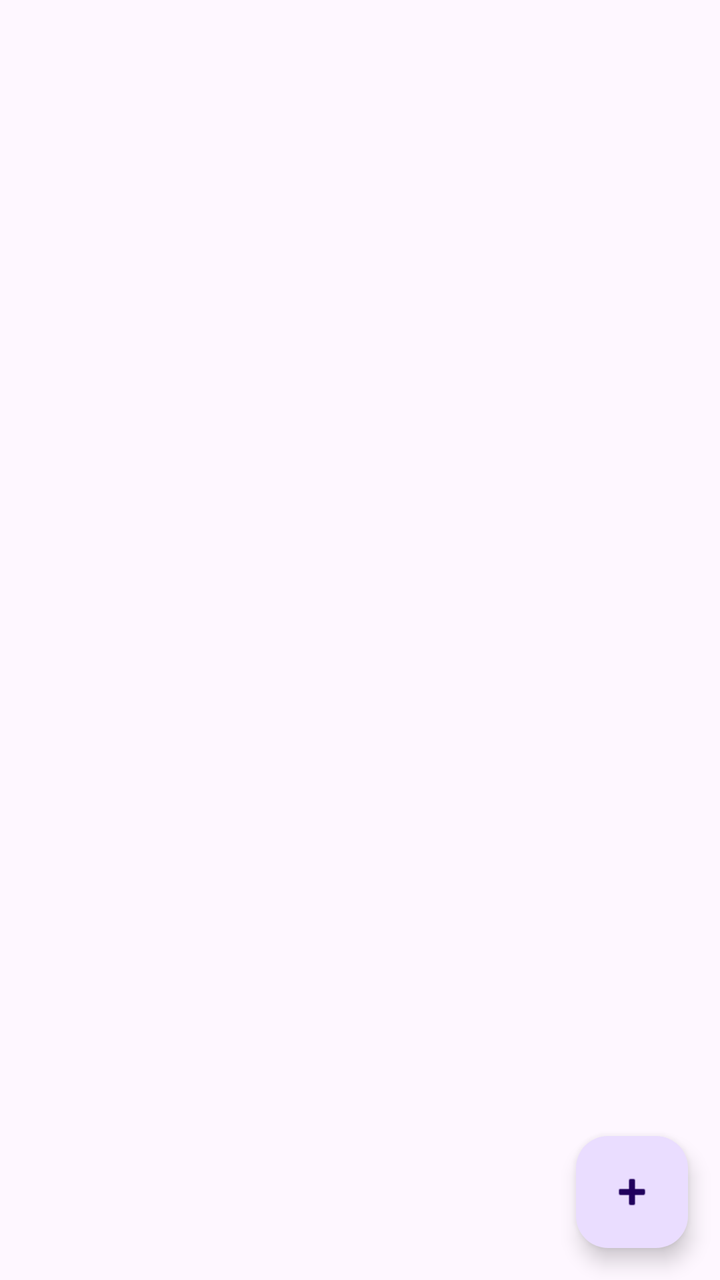
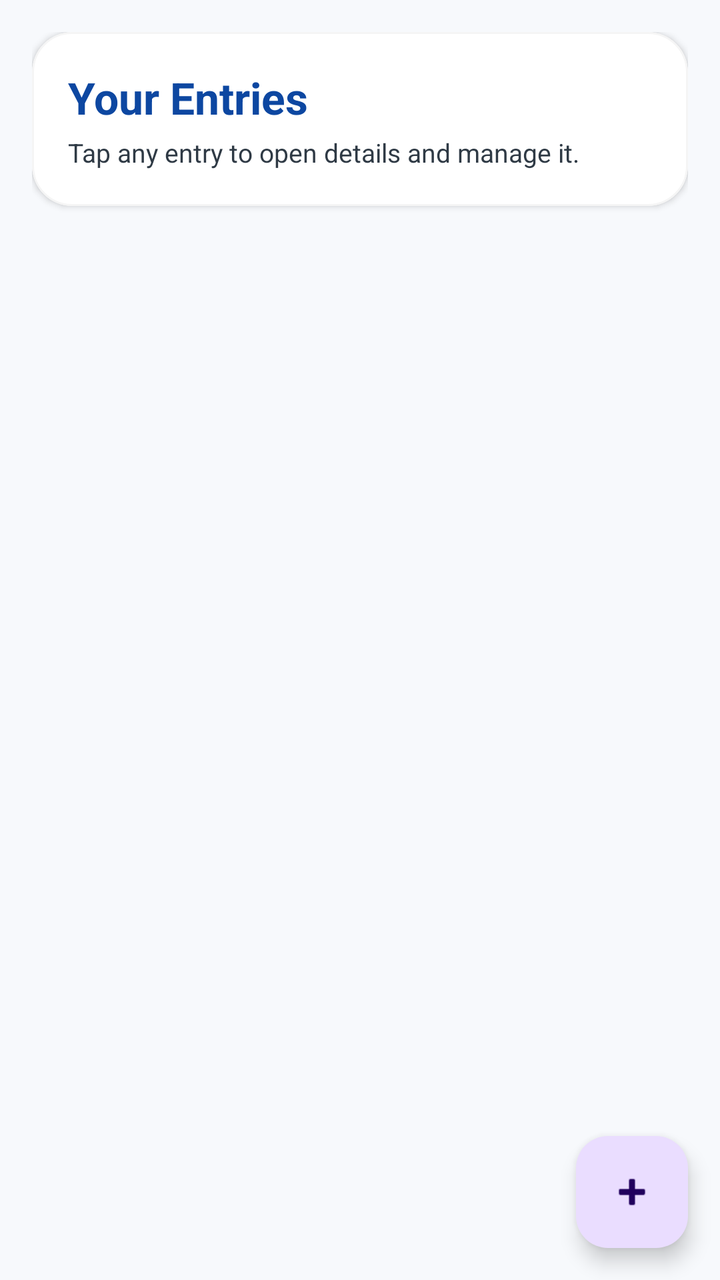

The first picture is an Android layout as it rendered before a commit; the second is the same layout after the commit. The layout source and the unified diff follow.
<!-- AndroidManifest.xml: application theme Theme.LifeLogger -->
<!-- res/layout/fragment_entry_list.xml -->
<?xml version="1.0" encoding="utf-8"?>
<FrameLayout xmlns:android="http://schemas.android.com/apk/res/android"
    xmlns:app="http://schemas.android.com/apk/res-auto"
    android:layout_width="match_parent"
    android:layout_height="match_parent">

    
    <TextView
        android:id="@+id/emptyStateText"
        android:layout_width="match_parent"
        android:layout_height="match_parent"
        android:text="No entries yet.\nTap + to create your first entry!"
        android:textAlignment="center"
        android:gravity="center"
        android:textSize="16sp"
        android:textColor="@android:color/darker_gray"
        android:visibility="gone" />

    
    <androidx.recyclerview.widget.RecyclerView
        android:id="@+id/entriesRecyclerView"
        android:layout_width="match_parent"
        android:layout_height="match_parent"
        android:padding="8dp" />

    
    <com.google.android.material.floatingactionbutton.FloatingActionButton
        android:id="@+id/createEntryButton"
        android:layout_width="wrap_content"
        android:layout_height="wrap_content"
        android:layout_gravity="bottom|end"
        android:layout_margin="16dp"
        android:src="@android:drawable/ic_input_add"
        android:contentDescription="Create new entry" />

</FrameLayout>
<!-- resources referenced by this layout -->
<resources>
  <style name="Theme.LifeLogger" parent="Base.Theme.LifeLogger" />
  <style name="Base.Theme.LifeLogger" parent="Theme.Material3.DayNight.NoActionBar">
          
          <item name="colorPrimary">@color/primary_blue</item>
          <item name="colorPrimaryDark">@color/primary_dark_blue</item>
          <item name="colorAccent">@color/accent_red</item>
      </style>
  <color name="primary_blue">#2196F3</color>
  <color name="primary_dark_blue">#1976D2</color>
  <color name="accent_red">#FF6B6B</color>
</resources>

<!-- the commit's change to res/layout/fragment_entry_list.xml (unified diff, before → after) -->
@@ -2,26 +2,70 @@
 <FrameLayout xmlns:android="http://schemas.android.com/apk/res/android"
     xmlns:app="http://schemas.android.com/apk/res-auto"
     android:layout_width="match_parent"
-    android:layout_height="match_parent">
+    android:layout_height="match_parent"
+    android:background="@color/surface_app">
 
-    
-    <TextView
-        android:id="@+id/emptyStateText"
+    <LinearLayout
         android:layout_width="match_parent"
         android:layout_height="match_parent"
-        android:text="No entries yet.\nTap + to create your first entry!"
-        android:textAlignment="center"
-        android:gravity="center"
-        android:textSize="16sp"
-        android:textColor="@android:color/darker_gray"
-        android:visibility="gone" />
+        android:orientation="vertical"
+        android:padding="16dp">
 
-    
-    <androidx.recyclerview.widget.RecyclerView
-        android:id="@+id/entriesRecyclerView"
-        android:layout_width="match_parent"
-        android:layout_height="match_parent"
-        android:padding="8dp" />
+        <com.google.android.material.card.MaterialCardView
+            android:layout_width="match_parent"
+            android:layout_height="wrap_content"
+            android:layout_marginBottom="16dp"
+            app:cardCornerRadius="20dp"
+            app:cardElevation="2dp"
+            app:cardBackgroundColor="@color/surface_card"
+            app:strokeColor="@color/light_gray"
+            app:strokeWidth="1dp">
+
+            <LinearLayout
+                android:layout_width="match_parent"
+                android:layout_height="wrap_content"
+                android:orientation="vertical"
+                android:padding="18dp">
+
+                <TextView
+                    android:layout_width="wrap_content"
+                    android:layout_height="wrap_content"
+                    android:text="@string/entries_section_title"
+                    android:textColor="@color/text_blue_accent"
+                    android:textSize="22sp"
+                    android:textStyle="bold" />
+
+                <TextView
+                    android:layout_width="wrap_content"
+                    android:layout_height="wrap_content"
+                    android:layout_marginTop="4dp"
+                    android:text="@string/entries_section_subtitle"
+                    android:textColor="@color/text_secondary"
+                    android:textSize="13sp" />
+            </LinearLayout>
+        </com.google.android.material.card.MaterialCardView>
+
+        
+        <TextView
+            android:id="@+id/emptyStateText"
+            android:layout_width="match_parent"
+            android:layout_height="wrap_content"
+            android:layout_marginTop="56dp"
+            android:gravity="center"
+            android:textColor="@color/text_secondary"
+            android:textSize="16sp"
+            android:visibility="gone" />
+
+        
+        <androidx.recyclerview.widget.RecyclerView
+            android:id="@+id/entriesRecyclerView"
+            android:layout_width="match_parent"
+            android:layout_height="0dp"
+            android:layout_weight="1"
+            android:clipToPadding="false"
+            android:paddingBottom="80dp"
+            android:paddingTop="4dp" />
+    </LinearLayout>
 
     
     <com.google.android.material.floatingactionbutton.FloatingActionButton
@@ -30,7 +74,7 @@
         android:layout_height="wrap_content"
         android:layout_gravity="bottom|end"
         android:layout_margin="16dp"
-        android:src="@android:drawable/ic_input_add"
-        android:contentDescription="Create new entry" />
+        android:contentDescription="@string/add_new_entry"
+        android:src="@android:drawable/ic_input_add" />
 
 </FrameLayout>
<!-- resource entries referenced after the edit -->
@@ -1,14 +1,33 @@
 <!-- resources referenced by this layout -->
 <resources>
+  <color name="light_gray">#F5F5F5</color>
+  <color name="surface_app">#F7F9FC</color>
+  <color name="surface_card">#FFFFFF</color>
+  <color name="text_blue_accent">#0D47A1</color>
+  <color name="text_secondary">#2F3A45</color>
+  <string name="add_new_entry">Add New Entry</string>
+  <string name="entries_section_subtitle">Tap any entry to open details and manage it.</string>
+  <string name="entries_section_title">Your Entries</string>
   <style name="Theme.LifeLogger" parent="Base.Theme.LifeLogger" />
-  <style name="Base.Theme.LifeLogger" parent="Theme.Material3.DayNight.NoActionBar">
+  <style name="Base.Theme.LifeLogger" parent="Theme.Material3.Light.NoActionBar">
           
           <item name="colorPrimary">@color/primary_blue</item>
           <item name="colorPrimaryDark">@color/primary_dark_blue</item>
           <item name="colorAccent">@color/accent_red</item>
+          <item name="android:textColorPrimary">@color/text_primary</item>
+          <item name="android:textColorSecondary">@color/text_secondary</item>
+          <item name="android:textColorTertiary">@color/text_tertiary</item>
+          <item name="android:textColorHint">@color/text_tertiary</item>
+          <item name="colorOnBackground">@color/text_primary</item>
+          <item name="colorOnSurface">@color/text_primary</item>
+          <item name="colorOnSurfaceVariant">@color/text_secondary</item>
+          <item name="colorOnPrimary">@color/text_on_blue_header_main</item>
       </style>
   <color name="primary_blue">#2196F3</color>
   <color name="primary_dark_blue">#1976D2</color>
   <color name="accent_red">#FF6B6B</color>
+  <color name="text_primary">#16202A</color>
+  <color name="text_tertiary">#455A64</color>
+  <color name="text_on_blue_header_main">#E8F1FF</color>
 </resources>
 
